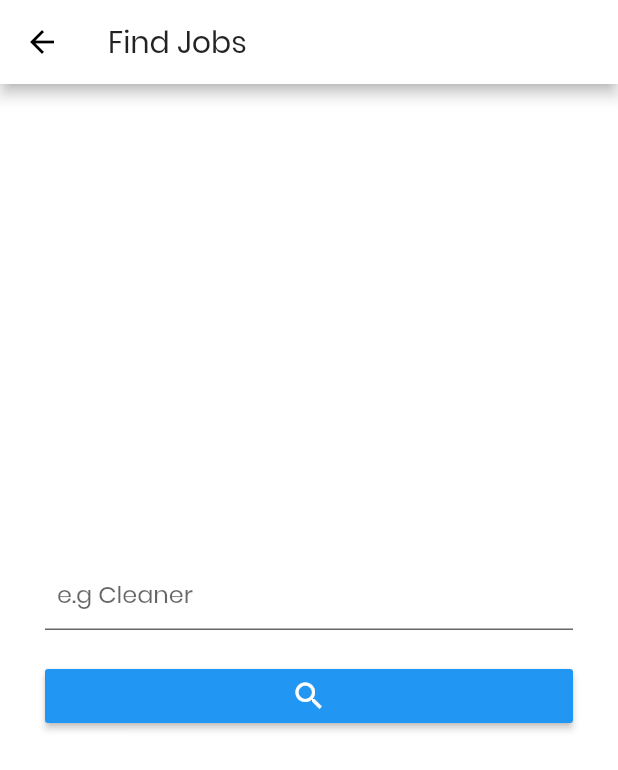
After one commit to NicolasMarqui/Seekr-Flutter, a Flutter app: the Search screen opened directly, on a phone screen of 412 x 824 dp. The commit adds this screen. Shown: the top 770 px of the screen. Run offline on Flutter 3.47's test engine with Material 2 defaults, Android fonts, the phone set to English and light mode, and no system bars; our stand-ins replace curved_navigation_bar.

Commit message:
Search Page done

```diff
--- /dev/null
+++ b/frontend/lib/pages/search.dart
@@ -0,0 +1,45 @@
+import 'package:flutter/material.dart';
+
+class Search extends StatelessWidget {
+  const Search({Key key}) : super(key: key);
+
+  @override
+  Widget build(BuildContext context) {
+    return Scaffold(
+      backgroundColor: Colors.white,
+      appBar: AppBar(
+        title: Text('Find Jobs'),
+      ),
+      body: Column(
+        mainAxisAlignment: MainAxisAlignment.center,
+        children: <Widget>[
+          Flexible(
+            child: Padding(
+              padding: const EdgeInsets.symmetric(horizontal: 30),
+              child: TextField(
+                decoration: InputDecoration(
+                    contentPadding: EdgeInsets.all(8.0),
+                    filled: true,
+                    hintText: "e.g Cleaner",
+                    fillColor: Colors.white),
+              ),
+            ),
+          ),
+
+          Container(
+            width: double.infinity,
+            padding: EdgeInsets.symmetric(horizontal: 30, vertical: 20),
+            child: RaisedButton(
+              child: Icon(
+                Icons.search,
+                color: Colors.white,
+              ),
+              onPressed: () {},
+              color: Colors.blue,
+            ),
+          )
+        ],
+      ),
+    );
+  }
+}
```
Also changed, not shown: frontend/lib/pages/home.dart (+23 -9 lines).
